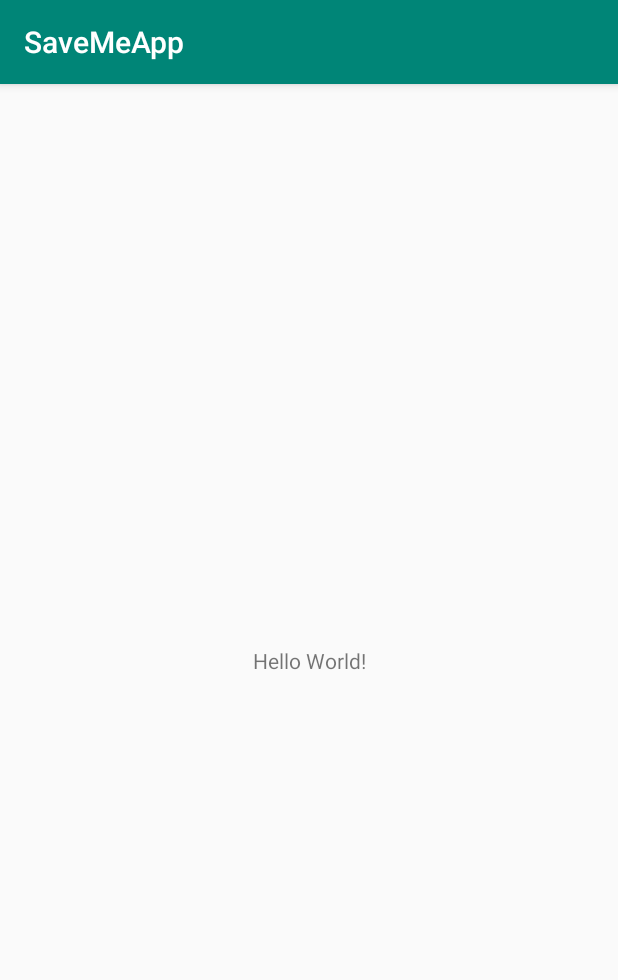
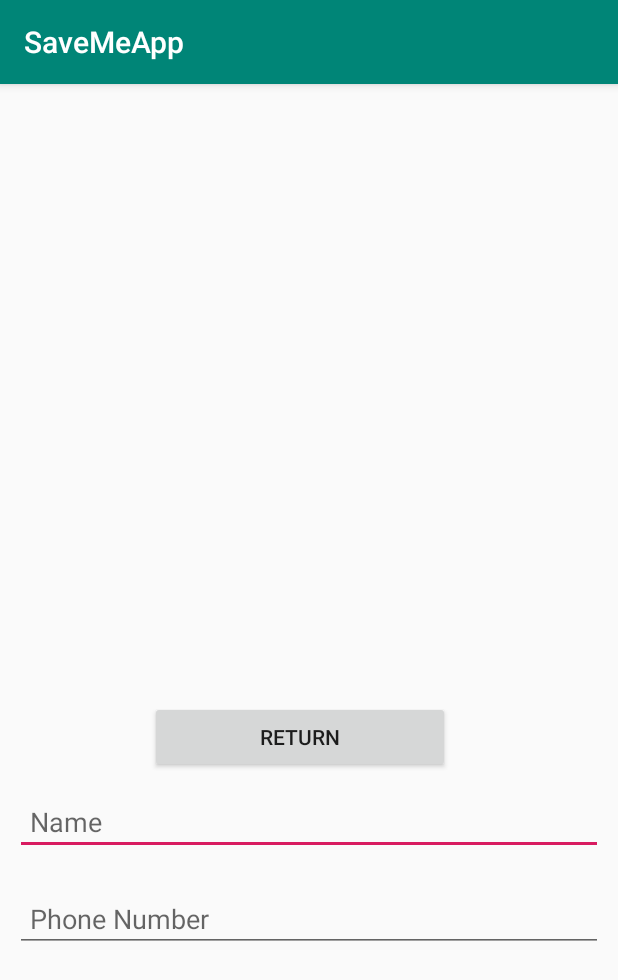
Before and after one commit to nicocoa10/SaveMeApp, an Android app: the screen it shows after launch (MainActivity), on a phone screen of 412 x 824 dp. Shown: the top 980 px of the screen. Run offline under Robolectric (Android 15) with nearby library versions, the phone set to English and light mode, and no system bars; our stand-ins replace data binding.

Commit message:
Qr, read, update fragment added navigation added databing added read and update layout files is worked on, Qr is untouched

```diff
--- /dev/null
+++ b/app/src/main/java/com/example/savemeapp/DataModel/User.kt
@@ -0,0 +1,17 @@
+package com.example.savemeapp.DataModel
+
+class User {
+
+    var id: Int = 0
+    var name: String = ""
+    var phone: String = ""
+
+    constructor(name:String, phone:String){
+        this.name = name
+        this.phone = phone
+    }
+
+    fun formatStr(): String{
+        return "$id $name $phone"
+    }
+}
--- /dev/null
+++ b/app/src/main/java/com/example/savemeapp/DataModel/UserContract.kt
@@ -0,0 +1,13 @@
+package com.example.savemeapp.DataModel
+
+import android.provider.BaseColumns
+
+object UserContract {
+
+    object UserEntry : BaseColumns{
+        const val TABLE_NAME = "Users"
+        const val COL_NAME = "name"
+        const val COL_PHONE = "phone"
+        const val COL_ID = "id"
+    }
+}
--- /dev/null
+++ b/app/src/main/java/com/example/savemeapp/DatabaseHandler.kt
@@ -0,0 +1,47 @@
+package com.example.savemeapp
+
+import android.content.Context
+import android.database.sqlite.SQLiteDatabase
+import android.database.sqlite.SQLiteOpenHelper
+
+
+class DatabaseHandler( var context: Context) : SQLiteOpenHelper(context, DATABASE_NAME, null, DATABASE_VERSION) {
+
+    override fun onCreate(db: SQLiteDatabase) {
+        val table = "CREATE TABLE $TABLE_NAME (" +
+                "$COL_ID INTEGER PRIMARY KEY," +
+                "$COL_NAME TEXT," +
+                "$COL_PHONE VARCHAR(15))"
+        db.execSQL(table)
+    }
+
+    override fun onUpgrade(db: SQLiteDatabase, p1: Int, p2: Int) {
+        val deleteTable = "DROP TABLE IF EXISTS '$TABLE_NAME'"
+        db.execSQL(deleteTable)
+        onCreate(db)
+    }
+
+    override fun onDowngrade(db: SQLiteDatabase, oldVersion: Int, newVersion: Int) {
+        onUpgrade(db, oldVersion, newVersion)
+    }
+
+//    fun insertData(user: User){
+//        val db = this.writableDatabase
+//        val cv = ContentValues()
+//        cv.put(COL_NAME,user.name)
+//        cv.put(COL_PHONE,user.name)
+//        var result = db.insert(TABLE_NAME,null,cv)
+//
+//    }
+
+    companion object {
+
+        const val DATABASE_VERSION = 1
+        const val DATABASE_NAME = "MyDB"
+        const val TABLE_NAME = "Users"
+        const val COL_NAME = "name"
+        const val COL_PHONE = "phone"
+        const val COL_ID = "id"
+
+    }
+}
--- a/app/src/main/java/com/example/savemeapp/MainActivity.kt
+++ b/app/src/main/java/com/example/savemeapp/MainActivity.kt
@@ -2,11 +2,28 @@ package com.example.savemeapp
 
 import androidx.appcompat.app.AppCompatActivity
 import android.os.Bundle
+import androidx.databinding.DataBindingUtil
+import androidx.navigation.findNavController
+import com.example.savemeapp.databinding.ActivityMainBinding
+
 
 class MainActivity : AppCompatActivity() {
 
+    private lateinit var binding: ActivityMainBinding
+
     override fun onCreate(savedInstanceState: Bundle?) {
         super.onCreate(savedInstanceState)
-        setContentView(R.layout.activity_main)
+
+        binding = DataBindingUtil.setContentView(
+            this,
+            R.layout.activity_main
+        )
+
     }
+
+    override fun onSupportNavigateUp(): Boolean {
+        val navController = this.findNavController(R.id.myNavHostFragment)
+        return navController.navigateUp()
+    }
+
 }
--- /dev/null
+++ b/app/src/main/java/com/example/savemeapp/Qrcode.kt
@@ -0,0 +1,24 @@
+package com.example.savemeapp
+
+
+import android.os.Bundle
+import androidx.fragment.app.Fragment
+import android.view.LayoutInflater
+import android.view.View
+import android.view.ViewGroup
+
+/**
+ * A simple [Fragment] subclass.
+ */
+class Qrcode : Fragment() {
+
+    override fun onCreateView(
+        inflater: LayoutInflater, container: ViewGroup?,
+        savedInstanceState: Bundle?
+    ): View? {
+        // Inflate the layout for this fragment
+        return inflater.inflate(R.layout.fragment_qrcode, container, false)
+    }
+
+
+}
--- /dev/null
+++ b/app/src/main/java/com/example/savemeapp/Read.kt
@@ -0,0 +1,36 @@
+package com.example.savemeapp
+
+
+import android.os.Bundle
+import androidx.fragment.app.Fragment
+import android.view.LayoutInflater
+import android.view.View
+import android.view.ViewGroup
+import androidx.databinding.DataBindingUtil
+import com.example.savemeapp.databinding.FragmentReadBinding
+
+/**
+ * A simple [Fragment] subclass.
+ */
+class Read : Fragment() {
+
+    private lateinit var binding: FragmentReadBinding
+
+    override fun onCreateView(
+        inflater: LayoutInflater, container: ViewGroup?,
+        savedInstanceState: Bundle?
+    ): View? {
+        // Inflate the layout for this fragment
+        binding = DataBindingUtil.inflate(inflater, R.layout.fragment_read,container,false)
+
+        return binding.root
+    }
+
+    override fun onViewCreated(view: View, savedInstanceState: Bundle?) {
+        super.onViewCreated(view, savedInstanceState)
+        val myHelper = DatabaseHandler(view.context)
+
+        val db = myHelper.readableDatabase
+    }
+
+}
--- /dev/null
+++ b/app/src/main/java/com/example/savemeapp/Update.kt
@@ -0,0 +1,30 @@
+package com.example.savemeapp
+
+
+import android.os.Bundle
+import androidx.fragment.app.Fragment
+import android.view.LayoutInflater
+import android.view.View
+import android.view.ViewGroup
+import androidx.databinding.DataBindingUtil
+import com.example.savemeapp.databinding.FragmentUpdateBinding
+
+/**
+ * A simple [Fragment] subclass.
+ */
+class Update : Fragment() {
+
+    private lateinit var binding: FragmentUpdateBinding
+
+    override fun onCreateView(
+        inflater: LayoutInflater, container: ViewGroup?,
+        savedInstanceState: Bundle?
+    ): View? {
+        // Inflate the layout for this fragment
+        binding = DataBindingUtil.inflate(inflater,R.layout.fragment_update,container,false)
+
+        return binding.root
+    }
+
+
+}
--- a/app/src/main/res/layout/activity_main.xml
+++ b/app/src/main/res/layout/activity_main.xml
@@ -1,18 +1,35 @@
 <?xml version="1.0" encoding="utf-8"?>
-<androidx.constraintlayout.widget.ConstraintLayout xmlns:android="http://schemas.android.com/apk/res/android"
+<layout xmlns:android="http://schemas.android.com/apk/res/android"
     xmlns:app="http://schemas.android.com/apk/res-auto"
     xmlns:tools="http://schemas.android.com/tools"
-    android:layout_width="match_parent"
-    android:layout_height="match_parent"
-    tools:context=".MainActivity">
+    tools:context="com.example.savemeapp.MainActivity">
 
-    <TextView
-        android:layout_width="wrap_content"
+    <LinearLayout
+        android:layout_width="match_parent"
         android:layout_height="wrap_content"
-        android:text="Hello World!"
-        app:layout_constraintBottom_toBottomOf="parent"
-        app:layout_constraintLeft_toLeftOf="parent"
-        app:layout_constraintRight_toRightOf="parent"
-        app:layout_constraintTop_toTopOf="parent" />
+        android:orientation="vertical">
+        <fragment
+            android:id="@+id/myNavHostFragment"
+            android:name="androidx.navigation.fragment.NavHostFragment"
+            android:layout_width="match_parent"
+            android:layout_height="match_parent"
+            app:defaultNavHost="true"
+            app:navGraph="@navigation/nav_graph" />
+        <fragment
+            android:layout_width="match_parent"
+            android:layout_height="match_parent"
+            android:id="@+id/updaterFrag"
+            android:name="com.example.savemeapp.Update"
+            />
+        <fragment
+            android:layout_width="match_parent"
+            android:layout_height="match_parent"
+            android:id="@+id/readerFrag"
+            android:name="com.example.savemeapp.Read"
+            />
 
-</androidx.constraintlayout.widget.ConstraintLayout>
+
+    </LinearLayout>
+
+
+</layout>
--- /dev/null
+++ b/app/src/main/res/layout/fragment_qrcode.xml
@@ -0,0 +1,14 @@
+<?xml version="1.0" encoding="utf-8"?>
+<FrameLayout xmlns:android="http://schemas.android.com/apk/res/android"
+    xmlns:tools="http://schemas.android.com/tools"
+    android:layout_width="match_parent"
+    android:layout_height="match_parent"
+    tools:context=".Qrcode">
+
+    <!-- TODO: Update blank fragment layout -->
+    <TextView
+        android:layout_width="match_parent"
+        android:layout_height="match_parent"
+        android:text="@string/hello_blank_fragment" />
+
+</FrameLayout>
--- /dev/null
+++ b/app/src/main/res/layout/fragment_read.xml
@@ -0,0 +1,49 @@
+<?xml version="1.0" encoding="utf-8"?>
+<layout xmlns:android="http://schemas.android.com/apk/res/android"
+    xmlns:tools="http://schemas.android.com/tools">
+
+    <data>
+        <variable
+            name="reader"
+            type="com.example.savemeapp.Read"/>
+    </data>
+    <FrameLayout
+        android:layout_width="match_parent"
+        android:layout_height="match_parent"
+        tools:context=".Read">
+
+        <LinearLayout
+            android:layout_width="match_parent"
+            android:layout_height="wrap_content"
+            android:orientation="vertical"
+            android:layout_marginTop="50dp">
+
+            <TextView
+                android:id="@+id/nameDisplay"
+                android:layout_width="match_parent"
+                android:layout_height="wrap_content"
+                android:padding="10dp"
+                android:layout_margin="10dp"
+                android:textSize="30sp"/>
+            <TextView
+                android:id="@+id/phoneDisplay"
+                android:layout_width="match_parent"
+                android:layout_height="wrap_content"
+                android:padding="10dp"
+                android:layout_margin="10dp"
+                android:textSize="30sp"/>
+            <Button
+                android:layout_width="200dp"
+                android:layout_height="wrap_content"
+                android:layout_marginLeft="0dp"
+                android:layout_marginTop="200dp"
+                android:layout_marginStart="100dp"
+                android:text="@string/returnButton"/>
+
+        </LinearLayout>
+    </FrameLayout>
+
+
+
+
+</layout>
--- /dev/null
+++ b/app/src/main/res/layout/fragment_update.xml
@@ -0,0 +1,91 @@
+<?xml version="1.0" encoding="utf-8"?>
+<?xml version="1.0" encoding="utf-8"?>
+<layout xmlns:android="http://schemas.android.com/apk/res/android"
+    xmlns:tools="http://schemas.android.com/tools"
+    >
+
+    <data>
+        <variable
+            name="updater"
+            type="com.example.savemeapp.Update"/>
+    </data>
+
+    <FrameLayout
+        android:layout_width="match_parent"
+        android:layout_height="match_parent"
+        tools:context=".Update">
+
+        <LinearLayout
+            android:layout_width="match_parent"
+            android:layout_height="wrap_content"
+            android:orientation="vertical">
+
+
+            <EditText
+                android:id="@+id/Name"
+                android:layout_width="match_parent"
+                android:layout_height="wrap_content"
+                android:layout_margin="10dp"
+                android:padding="10dp"
+                android:inputType="text"
+                android:hint="@string/nameField"/>
+            <EditText
+                android:id="@+id/Phone"
+                android:layout_width="match_parent"
+                android:layout_height="wrap_content"
+                android:layout_margin="10dp"
+                android:padding="10dp"
+                android:inputType="phone"
+                android:imeOptions="actionDone"
+                android:hint="@string/phoneField"/>
+
+            <TextView
+                android:id="@+id/reading"
+                android:layout_width="match_parent"
+                android:layout_height="wrap_content"
+                android:layout_margin="10dp"
+                android:padding="10dp"
+                android:textSize="30sp"/>
+
+            <LinearLayout
+                android:layout_width="match_parent"
+                android:layout_height="wrap_content"
+                android:orientation="horizontal"
+                android:gravity="center"
+                android:layout_marginTop="200dp">
+
+                <Button
+                    android:id="@+id/delete"
+                    android:layout_width="100dp"
+                    android:layout_height="wrap_content"
+                    android:layout_margin="10dp"
+                    android:padding="10dp"
+                    android:text="@string/deleteButton"/>
+
+                <Button
+                    android:id="@+id/insert"
+                    android:layout_width="100dp"
+                    android:layout_height="wrap_content"
+                    android:layout_margin="10dp"
+                    android:padding="10dp"
+                    android:text="@string/insertButton" />
+
+
+                <Button
+                    android:id="@+id/read"
+                    android:layout_width="100dp"
+                    android:layout_height="wrap_content"
+                    android:layout_margin="10dp"
+                    android:padding="10dp"
+                    android:text="@string/readButton" />
+
+
+
+            </LinearLayout>
+
+        </LinearLayout>
+
+    </FrameLayout>
+
+
+</layout>
--- /dev/null
+++ b/app/src/main/res/navigation/nav_graph.xml
@@ -0,0 +1,39 @@
+<?xml version="1.0" encoding="utf-8"?>
+<navigation xmlns:android="http://schemas.android.com/apk/res/android"
+    xmlns:app="http://schemas.android.com/apk/res-auto"
+    xmlns:tools="http://schemas.android.com/tools"
+    android:id="@+id/nav_graph"
+    app:startDestination="@+id/read">
+
+    <fragment
+        android:id="@+id/update"
+        android:name="com.example.savemeapp.Update"
+        android:label="fragment_update"
+        tools:layout="@layout/fragment_update" >
+        <action
+            android:id="@+id/action_update_to_read"
+            app:destination="@id/read" />
+    </fragment>
+    <fragment
+        android:id="@+id/read"
+        android:name="com.example.savemeapp.Read"
+        android:label="fragment_read"
+        tools:layout="@layout/fragment_read" >
+        <action
+            android:id="@+id/action_read_to_qrcode"
+            app:destination="@id/qrcode" />
+        <action
+            android:id="@+id/action_read_to_update"
+            app:destination="@id/update" />
+    </fragment>
+    <fragment
+        android:id="@+id/qrcode"
+        android:name="com.example.savemeapp.Qrcode"
+        android:label="fragment_qrcode"
+        tools:layout="@layout/fragment_qrcode" >
+        <action
+            android:id="@+id/action_qrcode_to_read"
+            app:destination="@id/read" />
+    </fragment>
+
+</navigation>
--- a/app/src/main/res/values/strings.xml
+++ b/app/src/main/res/values/strings.xml
@@ -1,3 +1,12 @@
 <resources>
     <string name="app_name">SaveMeApp</string>
+    <string name="nameField"> Name </string>
+    <string name="phoneField"> Phone Number </string>
+    <string name="insertButton"> Save </string>
+    <string name="readButton"> Display </string>
+    <string name="deleteButton"> Delete </string>
+    <string name="returnButton"> Return </string>
+
+    <!-- TODO: Remove or change this placeholder text -->
+    <string name="hello_blank_fragment">Hello blank fragment</string>
 </resources>
```
Also changed, not shown: app/build.gradle (+7 -1 lines), app/src/main/AndroidManifest.xml (+8 -0 lines), 1 other file.
